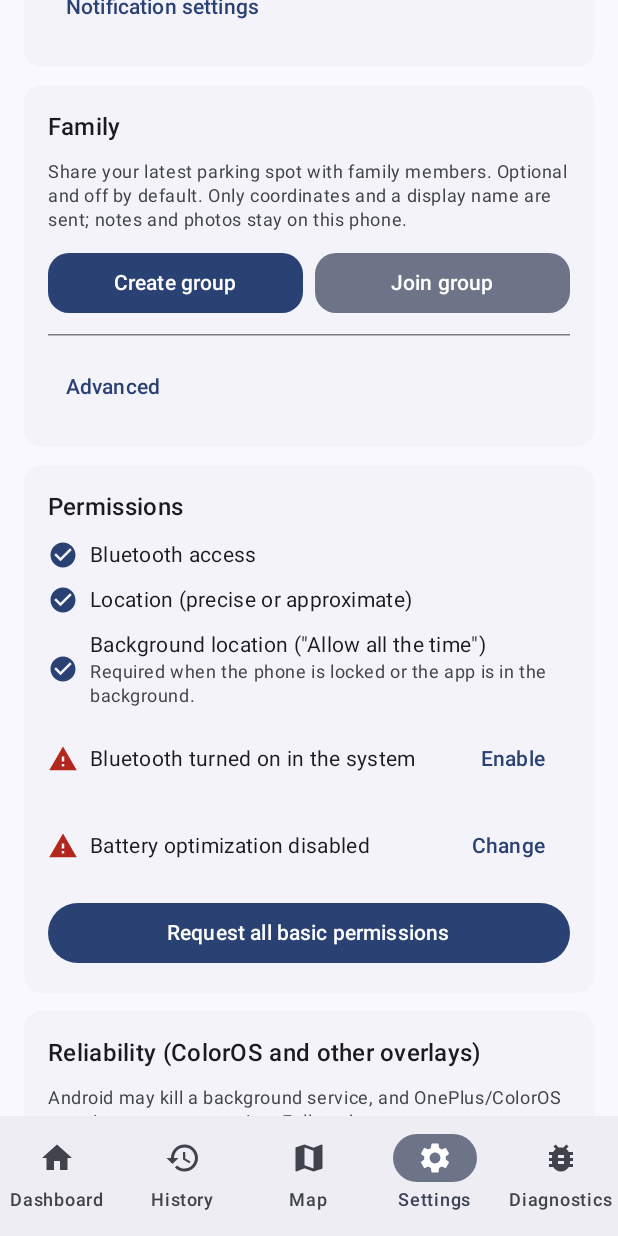
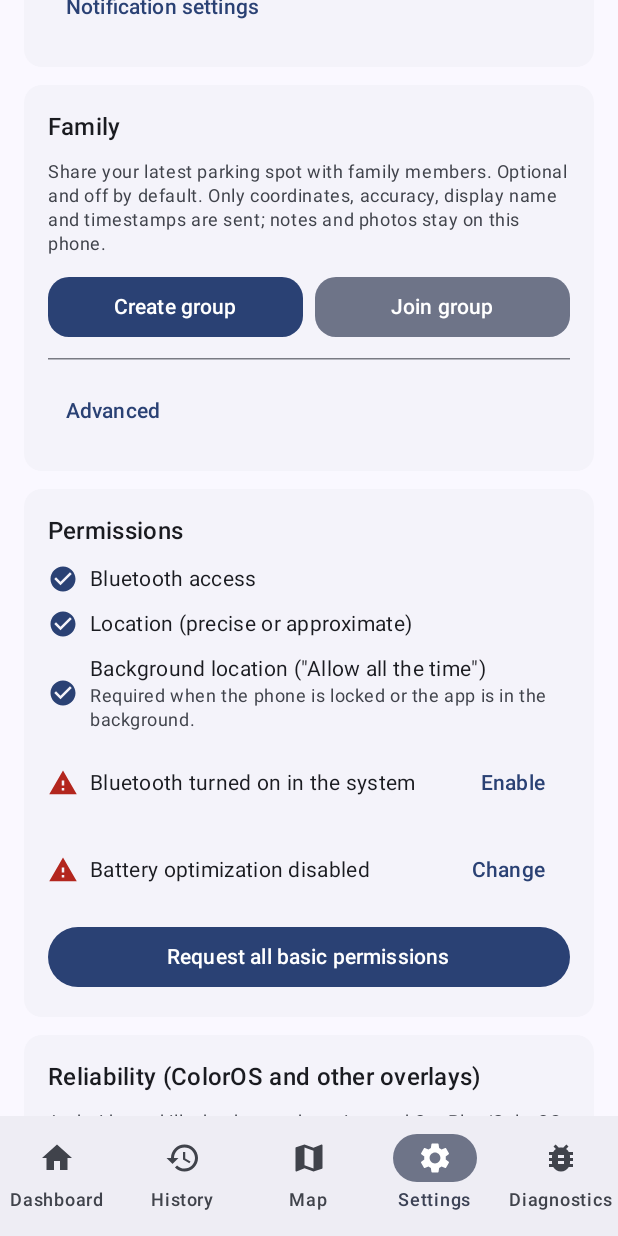
Before and after one commit to Bartixxx32/Parked, an Android app built with Jetpack Compose: the screen it shows after launch (MainActivity), item 4 of the bottom bar chosen, scrolled down 1041 dp, on a phone screen of 412 x 824 dp. Run offline under Robolectric (Android 15) with nearby library versions, the phone set to English and light mode, and no system bars; our stand-ins replace Room's generated code; 3 statements that could not run were skipped.

Commit message:
release: Parked 1.2.0 with optional family mode

```diff
--- a/app/build.gradle.kts
+++ b/app/build.gradle.kts
@@ -20,8 +20,8 @@ android {
         applicationId = "com.bartixxx.parked"
         minSdk = 29
         targetSdk = 36
-        versionCode = 6
-        versionName = "1.1.1"
+        versionCode = 7
+        versionName = "1.2.0"
 
         vectorDrawables {
             useSupportLibrary = true
--- a/app/src/main/res/values/strings.xml
+++ b/app/src/main/res/values/strings.xml
@@ -145,7 +145,7 @@
     <string name="map_attribution">© OpenStreetMap contributors</string>
 
     <!-- Settings -->
-    <string name="settings_subtitle">Everything works locally — no account, no cloud.</string>
+    <string name="settings_subtitle">Local-first — no account required.</string>
     <string name="no_device_selected">No device selected</string>
     <string name="device_fallback">Device</string>
     <string name="cd_refresh_list">Refresh list</string>
@@ -185,7 +185,7 @@
     <string name="about_title">About</string>
     <string name="app_version">Parked %1$s (%2$d)</string>
     <string name="license_text">GPL-3.0 license. The source code is developed in a public repository.</string>
-    <string name="privacy_text">Privacy: no ads, analytics, telemetry or account. Coordinates, notes and photos stay exclusively on this device. The app does not send the location to any server; map tiles are downloaded directly from OpenStreetMap servers.</string>
+    <string name="privacy_text">Privacy: no ads, analytics, telemetry or account. Coordinates, notes and photos stay on this device. Without family mode the app sends no location; map tiles come directly from OpenStreetMap servers. Family mode is opt-in and shares only your latest spot with your group.</string>
     <string name="map_legal">Map: © OpenStreetMap contributors, data under the ODbL license. Tiles: OpenStreetMap Standard.</string>
 
     <!-- Diagnostics -->
@@ -298,7 +298,7 @@
 
     <!-- Family mode -->
     <string name="family_title">Family</string>
-    <string name="family_intro">Share your latest parking spot with family members. Optional and off by default. Only coordinates and a display name are sent; notes and photos stay on this phone.</string>
+    <string name="family_intro">Share your latest parking spot with family members. Optional and off by default. Only coordinates, accuracy, display name and timestamps are sent; notes and photos stay on this phone.</string>
     <string name="family_create">Create group</string>
     <string name="family_join">Join group</string>
     <string name="family_joined_as">Joined as %1$s</string>
```
Also changed, not shown: 9 other files.
